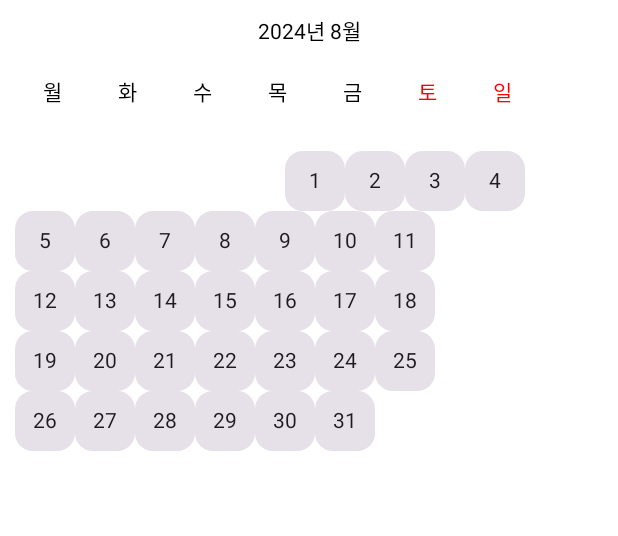
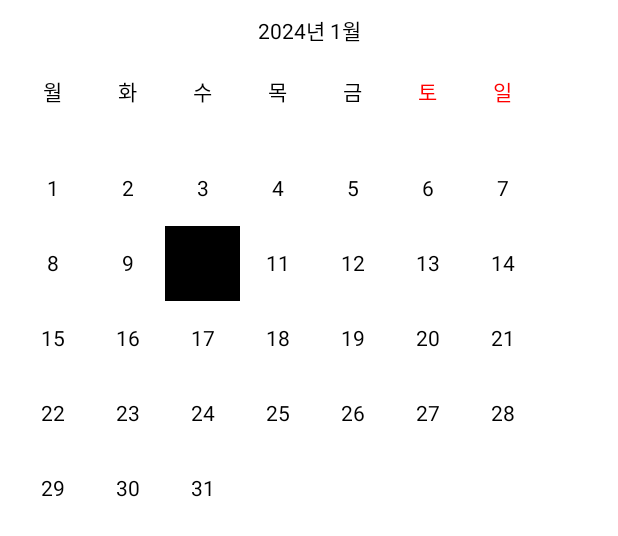
Before and after one commit to soyeonLee126/Nailed-It, an Android app built with Jetpack Compose: the @Preview function CalendarItemPreview, on a phone screen of 412 x 824 dp. Shown: the top 536 px of the screen. Run offline under Robolectric (Android 15) with nearby library versions, the phone set to English and light mode, and no system bars.

Commit message:
fix calendar

```diff
--- a/app/build.gradle.kts
+++ b/app/build.gradle.kts
@@ -59,6 +59,7 @@ dependencies {
     implementation("androidx.compose.ui:ui-graphics")
     implementation("androidx.compose.ui:ui-tooling-preview")
     implementation("androidx.compose.material3:material3")
+    implementation(libs.androidx.compose.foundation)
     testImplementation("junit:junit:4.13.2")
     androidTestImplementation("androidx.test.ext:junit:1.1.5")
     androidTestImplementation("androidx.test.espresso:espresso-core:3.5.1")
--- a/app/src/main/java/com/example/nailed_it/MainActivity.kt
+++ b/app/src/main/java/com/example/nailed_it/MainActivity.kt
@@ -10,6 +10,7 @@ import androidx.compose.material3.Text
 import androidx.compose.runtime.Composable
 import androidx.compose.ui.Modifier
 import androidx.compose.ui.tooling.preview.Preview
+import com.example.nailed_it.screen.calendar.MainCalendarScreen
 import com.example.nailed_it.ui.theme.NaileditTheme
 
 class MainActivity : ComponentActivity() {
@@ -22,25 +23,9 @@ class MainActivity : ComponentActivity() {
                     modifier = Modifier.fillMaxSize(),
                     color = MaterialTheme.colorScheme.background
                 ) {
-                    Greeting("Android")
+                    MainCalendarScreen()
                 }
             }
         }
     }
 }
-
-@Composable
-fun Greeting(name: String, modifier: Modifier = Modifier) {
-    Text(
-        text = "Hello $name!",
-        modifier = modifier
-    )
-}
-
-@Preview(showBackground = true)
-@Composable
-fun GreetingPreview() {
-    NaileditTheme {
-        Greeting("Android")
-    }
-}
--- a/app/src/main/java/com/example/nailed_it/screen/calendar/MainCalendarScreen.kt
+++ b/app/src/main/java/com/example/nailed_it/screen/calendar/MainCalendarScreen.kt
@@ -4,16 +4,18 @@ import DayOfWeek.SAT
 import DayOfWeek.SUN
 import DayOfWeek.THU
 import DayOfWeek.dayOfWeekList
+import android.util.Log
+import androidx.compose.foundation.ExperimentalFoundationApi
+import androidx.compose.foundation.background
 import androidx.compose.foundation.clickable
 import androidx.compose.foundation.layout.Arrangement
 import androidx.compose.foundation.layout.Column
 import androidx.compose.foundation.layout.Row
 import androidx.compose.foundation.layout.Spacer
-import androidx.compose.foundation.layout.fillMaxSize
 import androidx.compose.foundation.layout.fillMaxWidth
 import androidx.compose.foundation.layout.padding
 import androidx.compose.foundation.layout.size
-import androidx.compose.material3.Card
+import androidx.compose.foundation.pager.HorizontalPager
 import androidx.compose.material3.Text
 import androidx.compose.runtime.Composable
 import androidx.compose.ui.Alignment.Companion.CenterHorizontally
@@ -24,14 +26,42 @@ import androidx.compose.ui.tooling.preview.Preview
 import androidx.compose.ui.unit.dp
 import java.util.Calendar
 
+@OptIn(ExperimentalFoundationApi::class)
+@Composable
+fun MainCalendarScreen() {
+    //현재 달력
+    val calendar = Calendar.getInstance()
+    HorizontalPager(
+        pageCount = 12,
+    ) { pageIndex ->
+        calendar.set(Calendar.MONTH, pageIndex)
+        MainCalendar(calendar = calendar)
+    }
+}
+
 @Composable
 fun MainCalendar(calendar: Calendar) {
     val year = calendar.get(Calendar.YEAR)
-    val month = calendar.get(Calendar.MONTH) + 1
+    val month = calendar.get(Calendar.MONTH)
     val lastDate = calendar.getActualMaximum(Calendar.DATE)
+    val currentCalendar = Calendar.getInstance()
+    val currentDate =
+        if (month == currentCalendar.get(Calendar.MONTH) && year == currentCalendar.get(Calendar.YEAR)) calendar.get(
+            Calendar.DATE
+        ) else 0
+    Log.e("11111", currentDate.toString())
+    calendar.set(Calendar.DATE, 1)
+    val firstDayOfWeek = calendar.get(Calendar.DAY_OF_WEEK) - 2
     Column {
-        MonthTitle(month = "${year}년 ${month}월")
-        DateList(lastDate = lastDate, firstDayOfWeek = THU)
+        MonthTitle(month = "${year}년 ${month + 1}월")
+        Column(modifier = Modifier.padding(10.dp)) {
+            DayOfWeekList()
+            DateList(
+                lastDate = lastDate,
+                firstDayOfWeek = firstDayOfWeek,
+                currentDate = currentDate
+            )
+        }
     }
 }
 
@@ -44,30 +74,6 @@ fun MonthTitle(month: String) {
             .fillMaxWidth(1f)
             .padding(10.dp)
     )
-}
-
-@Composable
-fun DateList(lastDate: Int, firstDayOfWeek: String) {
-    val firstDay = dayOfWeekList.indexOf(firstDayOfWeek)
-
-    Column(modifier = Modifier.padding(10.dp)) {
-        DayOfWeekList()
-
-        var currentDay = 1
-
-        repeat(6) { // 최대 6주까지만 표시
-            Row {
-                repeat(7) {
-                    if ((it < firstDay && currentDay == 1) || currentDay > lastDate) {
-                        Spacer(modifier = Modifier.size(60.dp, 0.dp))
-                    } else {
-                        CalendarItem(currentDay)
-                        currentDay++
-                    }
-                }
-            }
-        }
-    }
 }
 
 @Composable
@@ -92,26 +98,39 @@ fun DayOfWeekList() {
 }
 
 @Composable
-fun CalendarItem(date: Int) {
-    Card(
-        modifier = Modifier
-            .size(40.dp)
-            .clickable { }
+fun DateList(lastDate: Int, firstDayOfWeek: Int, currentDate: Int) {
+    var currentDay = 1
+    repeat(6) { // 최대 6주까지만 표시
+        Row {
+            repeat(7) {
+                if ((it < firstDayOfWeek && currentDay == 1) || currentDay > lastDate) {
+                    Spacer(modifier = Modifier.size(50.dp, 0.dp))
+                } else {
+                    DateItem(
+                        modifier = if (currentDate == currentDay) Modifier.background(Color.Black) else Modifier,
+                        date = currentDay
+                    )
+                    currentDay++
+                }
+            }
+        }
+    }
+}
+
+@Composable
+fun DateItem(date: Int, modifier: Modifier = Modifier) {
+    Column(
+        modifier = modifier
+            .size(50.dp),
+        horizontalAlignment = CenterHorizontally,
+        verticalArrangement = Arrangement.Center
     ) {
-        Column(
-            modifier = Modifier.fillMaxSize(1f),
-            horizontalAlignment = CenterHorizontally,
-            verticalArrangement = Arrangement.Center
-        ) {
-            Text(text = date.toString(), textAlign = TextAlign.Center)
-        }
+        Text(text = date.toString(), textAlign = TextAlign.Center)
     }
 }
 
 @Preview
 @Composable
 fun CalendarItemPreview() {
-    val calendar = Calendar.getInstance()
-    calendar.set(Calendar.MONTH, 7)
-    MainCalendar(calendar = calendar)
+    MainCalendarScreen()
 }
--- a/gradle/libs.versions.toml
+++ b/gradle/libs.versions.toml
@@ -20,6 +20,7 @@ espresso-core = "3.5.1"
 javaxHilt = "1"
 coil = "1.4.0"
 lottie = "5.2.0"
+composeFoundation = "1.4.0"
 
 [libraries]
 androidx-activity = { module = "androidx.activity:activity", version.ref = "androidxActivity" }
@@ -29,6 +30,7 @@ androidx-lifecycle-runtime-ktx = { module = "androidx.lifecycle:lifecycle-runtim
 androidx-navigation-fragment = { module = "androidx.navigation:navigation-fragment-ktx", version.ref = "androidxNavigation" }
 androidx-navigation-ui = { module = "androidx.navigation:navigation-ui-ktx", version.ref = "androidxNavigation" }
 androidx-paging-common = { module = "androidx.paging:paging-common", version.ref = "paging" }
+androidx-compose-foundation = { module = "androidx.compose.foundation:foundation", version.ref = "composeFoundation" }
 lottie = { module = "com.airbnb.android:lottie", version.ref = "lottie" }
 io-coil-kt = { module = "io.coil-kt:coil", version.ref = "coil" }
 hilt-android = { module = "com.google.dagger:hilt-android", version.ref = "hilt" }
```
